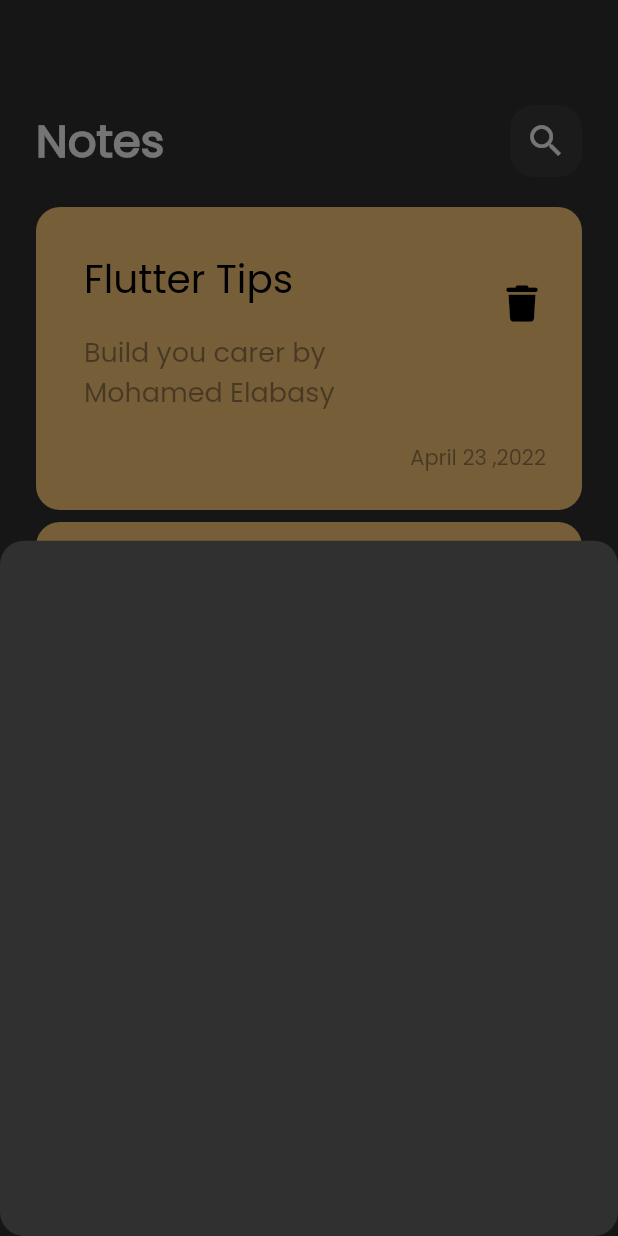
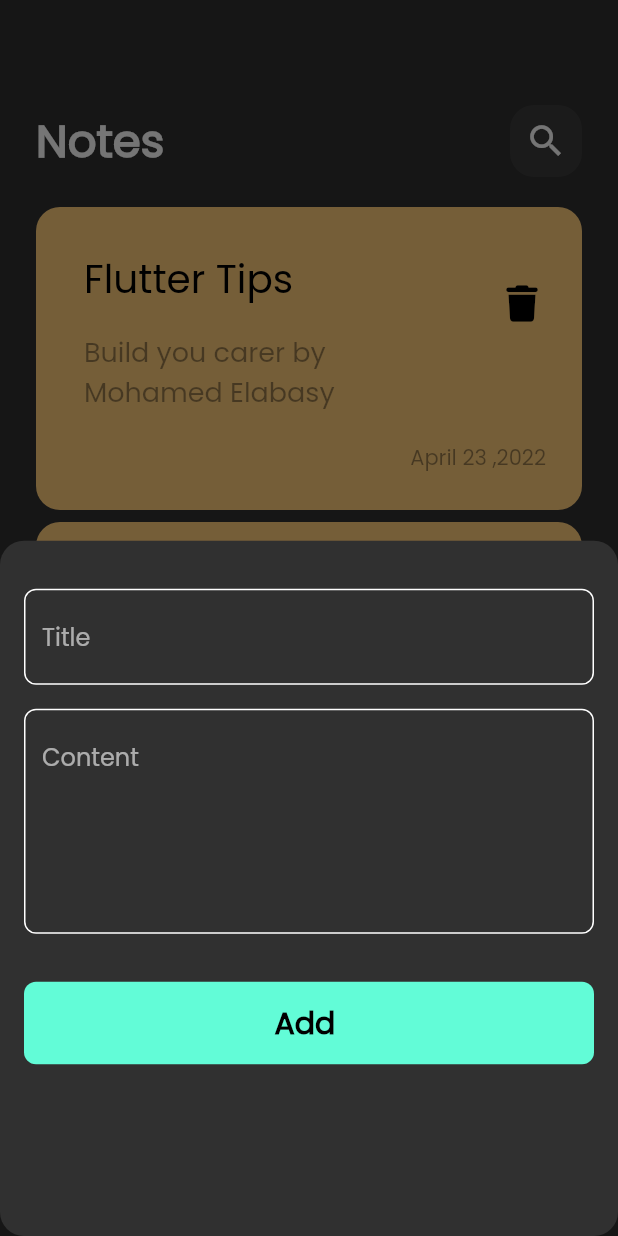
Before and after one commit to mohamedelabassy/notes_app, a Flutter app: the screen it shows after launch, after a tap on the "add" icon, on a phone screen of 412 x 824 dp. Run offline on Flutter 3.47's test engine with Material 2 defaults, Android fonts, the phone set to English and light mode, and no system bars; our stand-ins replace font_awesome_flutter.

Commit message:
creeate custom Buttom

```diff
--- /dev/null
+++ b/lib/constance.dart
@@ -0,0 +1,3 @@
+import 'package:flutter/material.dart';
+
+const KPrimaryColor = Color(0xff62fcd7);
--- a/lib/views/widget/custom_buttomSheet.dart
+++ b/lib/views/widget/custom_buttomSheet.dart
@@ -1,10 +1,45 @@
 import 'package:flutter/material.dart';
+import 'package:notes_app/constance.dart';
+
+import 'custom_text_field.dart';
+import 'cutom_buttom.dart';
 
 class AddNoteBootomSheet extends StatelessWidget {
   const AddNoteBootomSheet({super.key});
 
   @override
   Widget build(BuildContext context) {
-    return Container();
+    return Container(
+      height: 500,
+      child: Padding(
+        padding: const EdgeInsets.symmetric(horizontal: 16),
+        child: SingleChildScrollView(
+          child: Column(
+            children: [
+              const SizedBox(
+                height: 32,
+              ),
+              CustomTextField(
+                hint: 'Title',
+              ),
+              SizedBox(
+                height: 16,
+              ),
+              CustomTextField(
+                hint: 'Content',
+                maxLine: 5,
+              ),
+              SizedBox(
+                height: 32,
+              ),
+              CustomButtom(),
+              SizedBox(
+                height: 16,
+              ),
+            ],
+          ),
+        ),
+      ),
+    );
   }
 }
--- /dev/null
+++ b/lib/views/widget/custom_text_field.dart
@@ -0,0 +1,33 @@
+// ignore_for_file: public_member_api_docs, sort_constructors_first
+import 'package:flutter/material.dart';
+
+import '../../constance.dart';
+
+class CustomTextField extends StatelessWidget {
+  const CustomTextField({
+    Key? key,
+    required this.hint,
+    this.maxLine = 1,
+  }) : super(key: key);
+  final String hint;
+  final int maxLine;
+  @override
+  Widget build(BuildContext context) {
+    return TextField(
+      maxLines: maxLine,
+      cursorColor: KPrimaryColor,
+      decoration: InputDecoration(
+          hintText: hint,
+          border: buildBorder(),
+          enabledBorder: buildBorder(),
+          focusedBorder: buildBorder(KPrimaryColor)),
+    );
+  }
+
+  OutlineInputBorder buildBorder([color]) {
+    return OutlineInputBorder(
+      borderRadius: BorderRadius.circular(8),
+      borderSide: BorderSide(color: color ?? Colors.white),
+    );
+  }
+}
--- /dev/null
+++ b/lib/views/widget/cutom_buttom.dart
@@ -0,0 +1,29 @@
+import 'package:flutter/material.dart';
+
+import '../../constance.dart';
+
+class CustomButtom extends StatelessWidget {
+  const CustomButtom({super.key});
+
+  @override
+  Widget build(BuildContext context) {
+    return Container(
+      height: 55,
+      width: MediaQuery.of(context).size.width,
+      decoration: BoxDecoration(
+        color: KPrimaryColor,
+        borderRadius: BorderRadius.circular(8),
+      ),
+      child: Center(
+        child: Text(
+          'Add ',
+          style: TextStyle(
+            fontSize: 20,
+            fontWeight: FontWeight.bold,
+            color: Colors.black,
+          ),
+        ),
+      ),
+    );
+  }
+}
```
